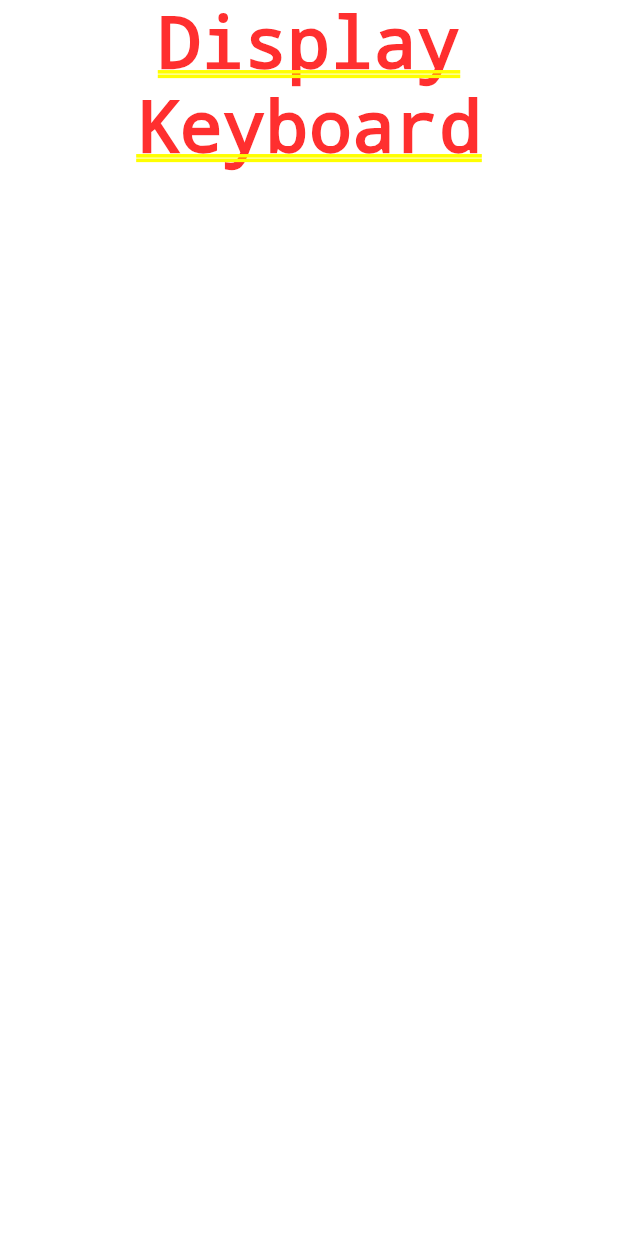
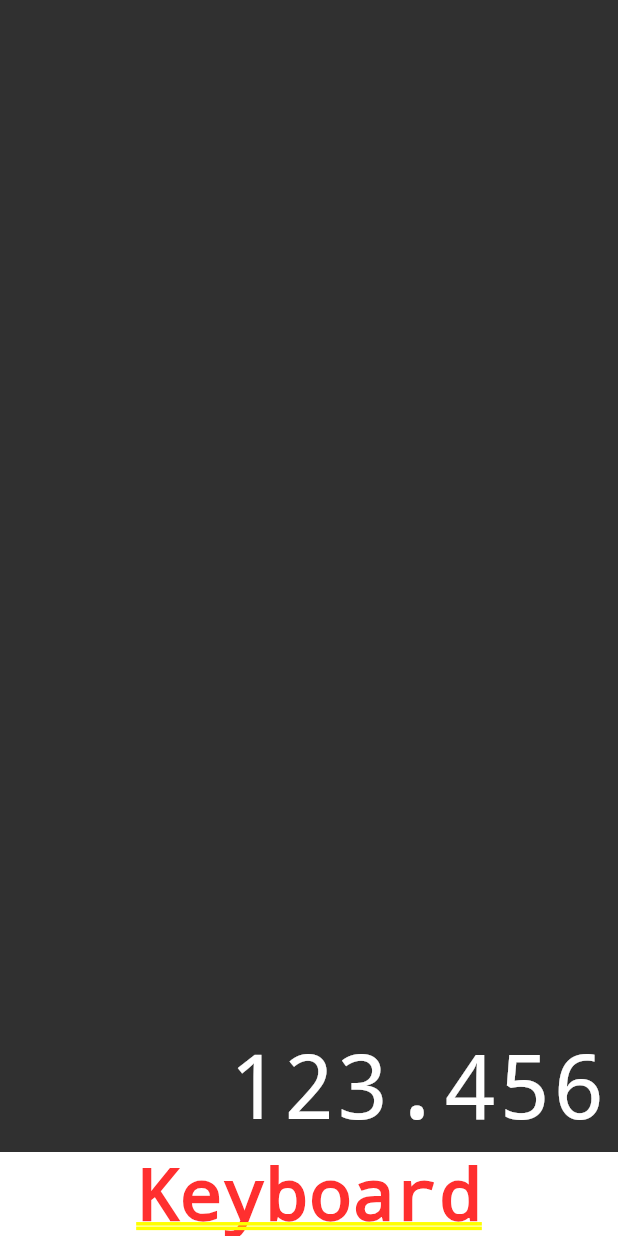
Before and after one commit to ThiagoWaldrich/flutter_calculator, a Flutter app: the screen it shows after launch, on a phone screen of 412 x 824 dp. Run offline on Flutter 3.47's test engine with Material 2 defaults, Android fonts, the phone set to English and light mode, and no system bars; drawn by our look-alikes of auto_size_text.

Commit message:
Tuning display components and importing dependency for font tuning

```diff
--- /dev/null
+++ b/lib/components/display.dart
@@ -0,0 +1,38 @@
+import 'package:flutter/material.dart';
+import 'package:auto_size_text/auto_size_text.dart';
+
+class Display extends StatelessWidget {
+  const Display({ Key? key, required this.text }) : super(key: key);
+  final String text;
+  @override
+  Widget build(BuildContext context) {
+    return Expanded(
+      flex:1,// Will take up all available screen space
+      child: Container(
+        color:Color.fromRGBO(48, 48, 48, 1),
+        child: Column(
+          mainAxisAlignment:MainAxisAlignment.end,
+          crossAxisAlignment: CrossAxisAlignment.stretch,//will stretch the component to fill the screen width
+          children: [
+            Padding(
+              padding: const EdgeInsets.all(8.0),
+              child: AutoSizeText(
+                text,
+                minFontSize: 20,
+                maxFontSize: 60,
+                maxLines: 1,
+                textAlign: TextAlign.end,
+                style: TextStyle(
+                  fontWeight: FontWeight.w100,
+                  decoration: TextDecoration.none,
+                  fontSize: 80,
+                  color: Colors.white,
+                )
+                ),
+            ),
+          ],
+        ),
+      ),
+    );
+  }
+}
--- a/lib/screens/calculator.dart
+++ b/lib/screens/calculator.dart
@@ -1,4 +1,5 @@
 import 'package:flutter/material.dart';
+import '../components/display.dart';
 
 class Calculator extends StatelessWidget {
   const Calculator({ Key? key }) : super(key: key);
@@ -8,7 +9,7 @@ class Calculator extends StatelessWidget {
     return MaterialApp(
       home:Column(
         children: <Widget>[
-        Text('Display'),
+        Display(text:'123.456'),
         Text('Keyboard'),
       ],
       ),
--- a/pubspec.yaml
+++ b/pubspec.yaml
@@ -29,6 +29,7 @@ environment:
 dependencies:
   flutter:
     sdk: flutter
+  auto_size_text: ^2.1.0
 
 
   # The following adds the Cupertino Icons font to your application.
```
Also changed, not shown: pubspec.lock.
